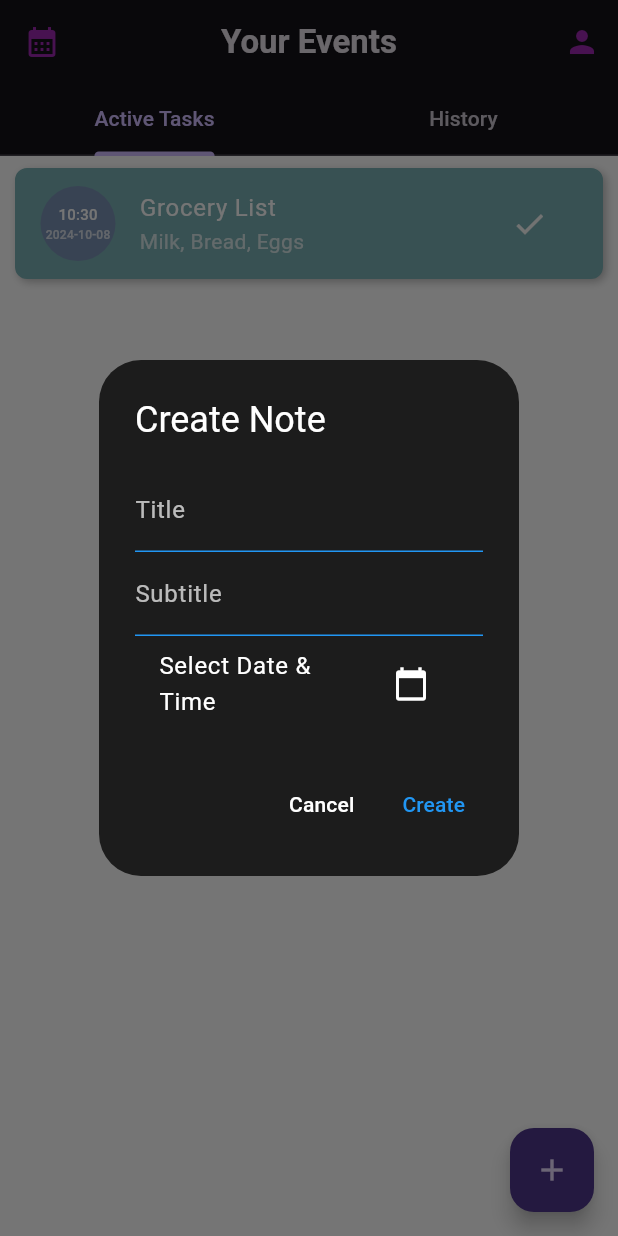
After one commit to Roqaia2005/DEPI_final_project, a Flutter app: the NotesViewBody screen opened directly, after a tap on the "check" icon, after a tap on the "add" icon, on a phone screen of 412 x 824 dp. The commit adds this screen. Run offline on Flutter 3.47's test engine with Material 3 defaults, Android fonts, the phone set to English and light mode, and no system bars; our stand-ins replace curved_navigation_bar, slide_countdown, syncfusion_flutter_calendar; missing offline and left inert: syncfusion_flutter_core.

Commit message:
Aya's todo , bottomNavBar , AppBar

```diff
--- a/lib/Customs/MyAppBar.dart
+++ b/lib/Customs/MyAppBar.dart
@@ -0,0 +1,27 @@
+import 'package:finalproject/pages/home_page.dart';
+import 'package:flutter/material.dart';
+
+PreferredSizeWidget getAppBar(
+    {required BuildContext context, required String title, TabBar? tabBar}) {
+  Color c = Colors.purple;
+  return AppBar(
+    title: Text(title, style: const TextStyle(fontWeight: FontWeight.bold)),
+    centerTitle: true,
+    leading: title!="TimeVesta"? IconButton(
+      onPressed: () {
+        Navigator.push(
+            context, MaterialPageRoute(builder: (context) => HomePage()));
+      },
+      icon: const Icon(Icons.calendar_month),
+      color: c,
+    ):null,
+    actions: [
+      IconButton(
+        onPressed: () {},
+        icon: const Icon(Icons.person),
+        color: c,
+      ),
+    ],
+    bottom: tabBar,
+  );
+}
--- a/lib/main.dart
+++ b/lib/main.dart
@@ -5,6 +5,8 @@ import 'package:finalproject/provider/EventProvider.dart';
 import 'package:finalproject/provider/event_provider.dart';
 import 'package:flutter/material.dart';
 import 'package:provider/provider.dart';
+
+import 'Customs/BottomNavBar.dart';
 
 void main() {
   runApp(const CalendarApp());
@@ -28,6 +30,6 @@ class CalendarApp extends StatelessWidget {
           scaffoldBackgroundColor: Colors.transparent,
           hintColor: Colors.white,
         ),
-        home: EventScreen(),
+        home: BottomNavBar(),
       ));
 }
--- a/lib/pages/EventDetailsScreen.dart
+++ b/lib/pages/EventDetailsScreen.dart
@@ -1,5 +1,7 @@
 import 'package:flutter/material.dart';
 import 'package:slide_countdown/slide_countdown.dart';
+
+import '../Customs/MyAppBar.dart';
 
 class EventDetailsScreen extends StatefulWidget {
   EventDetailsScreen({super.key});
@@ -29,7 +31,9 @@ class _EventDetailsScreenState extends State<EventDetailsScreen> {
   Widget build(BuildContext context) {
     return Scaffold(
       appBar: AppBar(
-        title: Text("Countown Details"),
+        title: Text("Event Details",
+            style: const TextStyle(fontWeight: FontWeight.bold)),
+        centerTitle: true,
       ),
       body: SingleChildScrollView(
         child: Padding(
--- /dev/null
+++ b/lib/pages/Todo.dart
@@ -0,0 +1,554 @@
+import 'package:flutter/material.dart';
+import 'package:intl/intl.dart';
+
+import '../Customs/BottomNavBar.dart';
+import '../Customs/MyAppBar.dart';
+
+
+class NotesViewBody extends StatefulWidget {
+  const NotesViewBody({super.key});
+
+  @override
+  _NotesViewBodyState createState() => _NotesViewBodyState();
+}
+
+class _NotesViewBodyState extends State<NotesViewBody>
+    with SingleTickerProviderStateMixin {
+  late TabController _tabController;
+  List<Map<String, dynamic>> activeNotes = [
+    {
+      'title': 'Meeting Notes',
+      'subtitle': 'Discuss project timeline',
+      'time': DateTime.now(),
+      'completed': false,
+    },
+    {
+      'title': 'Grocery List',
+      'subtitle': 'Milk, Bread, Eggs',
+      'time': DateTime.now(),
+      'completed': false,
+    },
+  ];
+
+  List<Map<String, dynamic>> historyNotes = [];
+
+  final TextEditingController _titleController = TextEditingController();
+  final TextEditingController _subtitleController = TextEditingController();
+  DateTime? selectedDateTime;
+
+  @override
+  void initState() {
+    super.initState();
+    _tabController = TabController(length: 2, vsync: this);
+  }
+
+  @override
+  void dispose() {
+    _tabController.dispose();
+    super.dispose();
+  }
+
+  void _deleteNoteAt(int index) {
+    setState(() {
+      // Mark the note as completed and add it to history before removing it
+      activeNotes[index]['completed'] = true;
+      activeNotes[index]['subtitle'] += "   Not yet"; // Keep this as is
+      historyNotes.add(activeNotes[index]);
+      activeNotes.removeAt(index);
+    });
+
+    // Optionally, show a SnackBar or Toast to inform the user of the successful deletion
+    ScaffoldMessenger.of(context).showSnackBar(
+      const SnackBar(content: Text('Note deleted successfully.')),
+    );
+  }
+
+  ///with cofimation
+// void _deleteNoteAt(int index) {
+//   showDialog(
+//     context: context,
+//     builder: (context) {
+//       return AlertDialog(
+//         title: const Text('Confirm Deletion'),
+//         content: const Text('Are you sure you want to delete this note?'),
+//         actions: [
+//           TextButton(
+//             onPressed: () {
+//               Navigator.of(context).pop(); // Close the dialog
+//             },
+//             child: const Text('Cancel'),
+//           ),
+//           TextButton(
+//             onPressed: () {
+//               setState(() {
+//                 activeNotes[index]['completed'] = true;
+//                 activeNotes[index]['subtitle'] += "   Not yet"; // Keep this as is
+//                 historyNotes.add(activeNotes[index]);
+//                 activeNotes.removeAt(index);
+//               });
+//               Navigator.of(context).pop(); // Close the dialog
+//             },
+//             child: const Text('Delete'),
+//           ),
+//         ],
+//       );
+//     },
+//   );
+// }
+
+  void _createNote() {
+    if (_titleController.text.isNotEmpty &&
+        _subtitleController.text.isNotEmpty &&
+        selectedDateTime != null) {
+      setState(() {
+        activeNotes.add({
+          'title': _titleController.text,
+          'subtitle': _subtitleController.text,
+          'time': selectedDateTime!,
+          'completed': false,
+        });
+        _titleController.clear();
+        _subtitleController.clear();
+        selectedDateTime = null;
+      });
+    } else {
+      ScaffoldMessenger.of(context).showSnackBar(
+        const SnackBar(content: Text('Please fill in all fields')),
+      );
+    }
+  }
+
+  Future<void> _pickDateTime() async {
+    final DateTime? date = await showDatePicker(
+      context: context,
+      initialDate: selectedDateTime ?? DateTime.now(),
+      firstDate: DateTime(2000),
+      lastDate: DateTime(2100),
+      builder: (BuildContext context, Widget? child) {
+        return Theme(
+          data: ThemeData.dark(),
+          child: child!,
+        );
+      },
+    );
+
+    if (date != null) {
+      final TimeOfDay? time = await showTimePicker(
+        context: context,
+        initialTime: TimeOfDay.now(),
+        builder: (BuildContext context, Widget? child) {
+          return Theme(
+            data: ThemeData.dark(),
+            child: child!,
+          );
+        },
+      );
+
+      if (time != null) {
+        setState(() {
+          selectedDateTime = DateTime(
+            date.year,
+            date.month,
+            date.day,
+            time.hour,
+            time.minute,
+          );
+        });
+      }
+    }
+  }
+
+  void _editNoteAt(int index) {
+    _titleController.text = activeNotes[index]['title'];
+    _subtitleController.text = activeNotes[index]['subtitle'];
+    selectedDateTime = activeNotes[index]['time'];
+
+    showDialog(
+      context: context,
+      builder: (context) {
+        return AlertDialog(
+          backgroundColor: const Color(0xFF1C1C1C),
+          title: const Text('Edit Note', style: TextStyle(color: Colors.white)),
+          content: Column(
+            mainAxisSize: MainAxisSize.min,
+            children: [
+              TextField(
+                cursorColor: Colors.blue,
+                controller: _titleController,
+                style: const TextStyle(color: Colors.white),
+                decoration: const InputDecoration(
+                  labelText: 'Title',
+                  labelStyle: TextStyle(color: Colors.white70),
+                  enabledBorder: UnderlineInputBorder(
+                    borderSide: BorderSide(color: Colors.blue),
+                  ),
+                  focusedBorder: UnderlineInputBorder(
+                    borderSide: BorderSide(color: Colors.blue),
+                  ),
+                ),
+              ),
+              TextField(
+                cursorColor: Colors.blue,
+                controller: _subtitleController,
+                style: const TextStyle(color: Colors.white),
+                decoration: const InputDecoration(
+                  labelText: 'Subtitle',
+                  labelStyle: TextStyle(color: Colors.white70),
+                  enabledBorder: UnderlineInputBorder(
+                    borderSide: BorderSide(color: Colors.blue),
+                  ),
+                  focusedBorder: UnderlineInputBorder(
+                    borderSide: BorderSide(color: Colors.blue),
+                  ),
+                ),
+              ),
+              ListTile(
+                title: Text(
+                  selectedDateTime != null
+                      ? DateFormat('yyyy-MM-dd – HH:mm')
+                      .format(selectedDateTime!)
+                      : 'Select Date & Time',
+                  style: const TextStyle(color: Colors.white),
+                ),
+                trailing: IconButton(
+                  icon: const Icon(Icons.calendar_today, color: Colors.white),
+                  onPressed: _pickDateTime,
+                ),
+              ),
+            ],
+          ),
+          actions: [
+            TextButton(
+              onPressed: () {
+                Navigator.pop(context);
+              },
+              child:
+              const Text('Cancel', style: TextStyle(color: Colors.white)),
+            ),
+            TextButton(
+              onPressed: () {
+                setState(() {
+                  activeNotes[index] = {
+                    'title': _titleController.text,
+                    'subtitle': _subtitleController.text,
+                    'time': selectedDateTime ?? activeNotes[index]['time'],
+                    'completed': activeNotes[index]['completed'],
+                  };
+                  _titleController.clear();
+                  _subtitleController.clear();
+                  selectedDateTime = null;
+                });
+                Navigator.pop(context);
+              },
+              child: const Text('Update', style: TextStyle(color: Colors.blue)),
+            ),
+          ],
+        );
+      },
+    );
+  }
+
+  void _toggleCompletion(int index) {
+    setState(() {
+      if (!activeNotes[index]['completed']) {
+        activeNotes[index]['subtitle'] += "   Done"; // Keep this as is
+
+        historyNotes.add(activeNotes[index]);
+        activeNotes.removeAt(index);
+      } else {
+        // When marked as completed, the subtitle remains unchanged
+        activeNotes[index]['subtitle'] += "   Done"; // Keep this as is
+
+        historyNotes.add(activeNotes[index]);
+        activeNotes.removeAt(index);
+      }
+    });
+    ScaffoldMessenger.of(context).showSnackBar(
+      const SnackBar(content: Text(' Move to history')),
+    );
+  }
+
+  void _restoreNoteAt(int index) {
+    setState(() {
+      // Create a copy of the note to modify it before adding to activeNotes
+      var noteToRestore = historyNotes[index];
+
+      // Remove "Not yet" and "Done" from the subtitle if they exist
+      noteToRestore['subtitle'] = noteToRestore['subtitle']
+          .replaceAll("Not yet", "")
+          .replaceAll("Done", "")
+          .trim();
+
+      // Add the modified note back to activeNotes
+      activeNotes.add(noteToRestore);
+
+      // Remove the note from historyNotes
+      historyNotes.removeAt(index);
+    });
+  }
+
+  @override
+  Widget build(BuildContext context) {
+    return Scaffold(
+     // backgroundColor: Color.fromARGB(255, 70, 69, 69),
+      appBar: getAppBar(title: "Your Events", tabBar: TabBar(
+      controller: _tabController,
+      tabs: const [
+        Tab(text: "Active Tasks"),
+        Tab(text: "History"),
+      ],
+    ), context: context,),
+
+    //bottomNavigationBar:BottomNavBar(),
+      body: TabBarView(
+        controller: _tabController,
+        children: [
+          // Active Tasks Tab
+          ListView.builder(
+            itemCount: activeNotes.length,
+            itemBuilder: (context, index) {
+              return Dismissible(
+                key: Key(activeNotes[index]['title']),
+                onDismissed: (direction) {
+                  _deleteNoteAt(index);
+                },
+                child: GestureDetector(
+                  onDoubleTap: () => _editNoteAt(index),
+                  child: Container(
+                      margin: const EdgeInsets.symmetric(
+                          vertical: 8, horizontal: 10),
+                      decoration: BoxDecoration(
+                        color: Color.fromARGB(255, 123, 176, 180),
+                        borderRadius: BorderRadius.circular(8),
+                        border: Border.all(
+                            color: Color.fromARGB(255, 123, 176, 180)),
+                        boxShadow: const [
+                          BoxShadow(
+                            color: Colors.black26,
+                            blurRadius: 4,
+                            offset: Offset(2, 2),
+                          ),
+                        ],
+                      ),
+                      child: ListTile(
+                        leading: CircleAvatar(
+                          radius:
+                          25, // Reduced radius from 50 to 25 for a smaller avatar
+                          backgroundColor: Color.fromARGB(255, 123, 147, 180),
+                          child: Column(
+                            mainAxisAlignment: MainAxisAlignment.center,
+                            children: [
+                              Text(
+                                DateFormat('HH:mm')
+                                    .format(activeNotes[index]['time']),
+                                style: const TextStyle(
+                                  color: Colors.white,
+                                  fontSize: 10, // Reduced font size for time
+                                ),
+                              ),
+                              Text(
+                                DateFormat('yyyy-MM-dd')
+                                    .format(activeNotes[index]['time']),
+                                style: const TextStyle(
+                                  color: Colors.white70,
+                                  fontSize: 8, // Reduced font size for date
+                                ),
+                              ),
+                            ],
+                          ),
+                        ),
+                        title: Text(
+                          activeNotes[index]['title'],
+                          style: const TextStyle(color: Colors.white),
+                        ),
+                        subtitle: Text(
+                          activeNotes[index]['subtitle'],
+                          style: const TextStyle(color: Colors.white70),
+                        ),
+                        trailing: IconButton(
+                          icon: const Icon(
+                            Icons.check,
+                            color: Color.fromARGB(255, 249, 250, 249),
+                          ),
+                          onPressed: () => _toggleCompletion(index),
+                        ),
+                      )),
+                ),
+              );
+            },
+          ),
+
+          // History Tab
+          ListView.builder(
+            itemCount: historyNotes.length,
+            itemBuilder: (context, index) {
+              return Container(
+                  margin:
+                  const EdgeInsets.symmetric(vertical: 8, horizontal: 10),
+                  decoration: BoxDecoration(
+                    color: Color.fromARGB(255, 180, 180, 180),
+                    borderRadius: BorderRadius.circular(8),
+                    border:
+                    Border.all(color: Color.fromARGB(255, 180, 180, 180)),
+                    boxShadow: const [
+                      BoxShadow(
+                        color: Colors.black26,
+                        blurRadius: 4,
+                        offset: Offset(2, 2),
+                      ),
+                    ],
+                  ),
+                  child: // Inside the active notes ListView.builder
+                  ListTile(
+                    leading: CircleAvatar(
+                      radius:
+                      25, // Reduced radius for a smaller avatar (from 30 to 25)
+                      backgroundColor: Color.fromARGB(255, 123, 147, 180),
+                      child: Column(
+                        mainAxisAlignment: MainAxisAlignment.center,
+                        children: [
+                          Text(
+                            DateFormat('HH:mm')
+                                .format(historyNotes[index]['time']),
+                            style: const TextStyle(
+                              color: Colors.white,
+                              fontSize: 10, // Reduced font size for time
+                            ),
+                          ),
+                          Text(
+                            DateFormat('yyyy-MM-dd')
+                                .format(historyNotes[index]['time']),
+                            style: const TextStyle(
+                              color: Colors.white70,
+                              fontSize: 8, // Reduced font size for date
+                            ),
+                          ),
+                        ],
+                      ),
+                    ),
+                    title: Text(
+                      historyNotes[index]['title'],
+                      style: const TextStyle(color: Colors.white),
+                    ),
+                    subtitle: RichText(
+                      text: TextSpan(
+                        style: const TextStyle(color: Colors.white70),
+                        children: [
+                          TextSpan(
+                            text: historyNotes[index]['subtitle']
+                                .split(RegExp(r"   (Not yet|Done)"))[0],
+                          ),
+                          if (historyNotes[index]['subtitle']
+                              .contains("Not yet"))
+                            TextSpan(
+                              text: "   Not yet",
+                              style: const TextStyle(
+                                  color: Colors.red), // Color for "Not yet"
+                            )
+                          else if (historyNotes[index]['subtitle']
+                              .contains("Done"))
+                            TextSpan(
+                              text: "   Done",
+                              style: const TextStyle(
+                                  color: Color.fromARGB(
+                                      255, 2, 248, 10)), // Color for "Done"
+                            ),
+                        ],
+                      ),
+                    ),
+                    trailing: IconButton(
+                      icon: const Icon(
+                        Icons.restore,
+                        color: Color.fromARGB(255, 249, 250, 249),
+                      ),
+                      onPressed: () => _restoreNoteAt(index),
+                    ),
+                  ));
+            },
+          ),
+        ],
+      ),
+      floatingActionButton: FloatingActionButton(
+        onPressed: () {
+          showDialog(
+            context: context,
+            builder: (context) {
+              return AlertDialog(
+                backgroundColor: const Color(0xFF1C1C1C),
+                title: const Text('Create Note',
+                    style: TextStyle(color: Colors.white)),
+                content: Column(
+                  mainAxisSize: MainAxisSize.min,
+                  children: [
+                    TextField(
+                      cursorColor: Colors.blue,
+                      controller: _titleController,
+                      style: const TextStyle(color: Colors.white),
+                      decoration: const InputDecoration(
+                        labelText: 'Title',
+                        labelStyle: TextStyle(color: Colors.white70),
+                        enabledBorder: UnderlineInputBorder(
+                          borderSide: BorderSide(color: Colors.blue),
+                        ),
+                        focusedBorder: UnderlineInputBorder(
+                          borderSide: BorderSide(color: Colors.blue),
+                        ),
+                      ),
+                    ),
+                    TextField(
+                      cursorColor: Colors.blue,
+                      controller: _subtitleController,
+                      style: const TextStyle(color: Colors.white),
+                      decoration: const InputDecoration(
+                        labelText: 'Subtitle',
+                        labelStyle: TextStyle(color: Colors.white70),
+                        enabledBorder: UnderlineInputBorder(
+                          borderSide: BorderSide(color: Colors.blue),
+                        ),
+                        focusedBorder: UnderlineInputBorder(
+                          borderSide: BorderSide(color: Colors.blue),
+                        ),
+                      ),
+                    ),
+                    ListTile(
+                      title: Text(
+                        selectedDateTime != null
+                            ? DateFormat('yyyy-MM-dd – HH:mm')
+                            .format(selectedDateTime!)
+                            : 'Select Date & Time',
+                        style: const TextStyle(color: Colors.white),
+                      ),
+                      trailing: IconButton(
+                        icon: const Icon(Icons.calendar_today,
+                            color: Colors.white),
+                        onPressed: _pickDateTime,
+                      ),
+                    ),
+                  ],
+                ),
+                actions: [
+                  TextButton(
+                    onPressed: () {
+                      Navigator.pop(context);
+                    },
+                    child: const Text('Cancel',
+                        style: TextStyle(color: Colors.white)),
+                  ),
+                  TextButton(
+                    onPressed: () {
+                      _createNote();
+                      Navigator.pop(context);
+                    },
+                    child: const Text('Create',
+                        style: TextStyle(color: Colors.blue)),
+                  ),
+                ],
+              );
+            },
+          );
+        },
+        child: const Icon(Icons.add),
+      ),
+    );
+  }
+}
--- a/lib/widgets/Add_widget.dart
+++ b/lib/widgets/Add_widget.dart
@@ -1,5 +1,7 @@
 import 'package:finalproject/pages/EventForm.dart';
 import 'package:flutter/material.dart';
+
+import '../pages/Todo.dart';
 
 class AddWidget extends StatelessWidget {
   const AddWidget({super.key});
@@ -32,7 +34,8 @@ class AddWidget extends StatelessWidget {
               child: const Text("Add Event")),
           TextButton(
               onPressed: () {
-
+                Navigator.pop(context);
+                //showDialog(context: context, builder: (context)=>NotesViewBody.AddTaskWidget());
               },
               style: ButtonStyle(
                   shape: MaterialStateProperty.all(RoundedRectangleBorder(
```
Also changed, not shown: lib/Customs/BottomNavBar.dart (+26 -25 lines), lib/pages/EventScreen.dart (+9 -15 lines), lib/pages/home_page.dart (+14 -19 lines), lib/widgets/AddTaskDialog.dart (added). Lines whose indentation alone changed are shown as unchanged.
